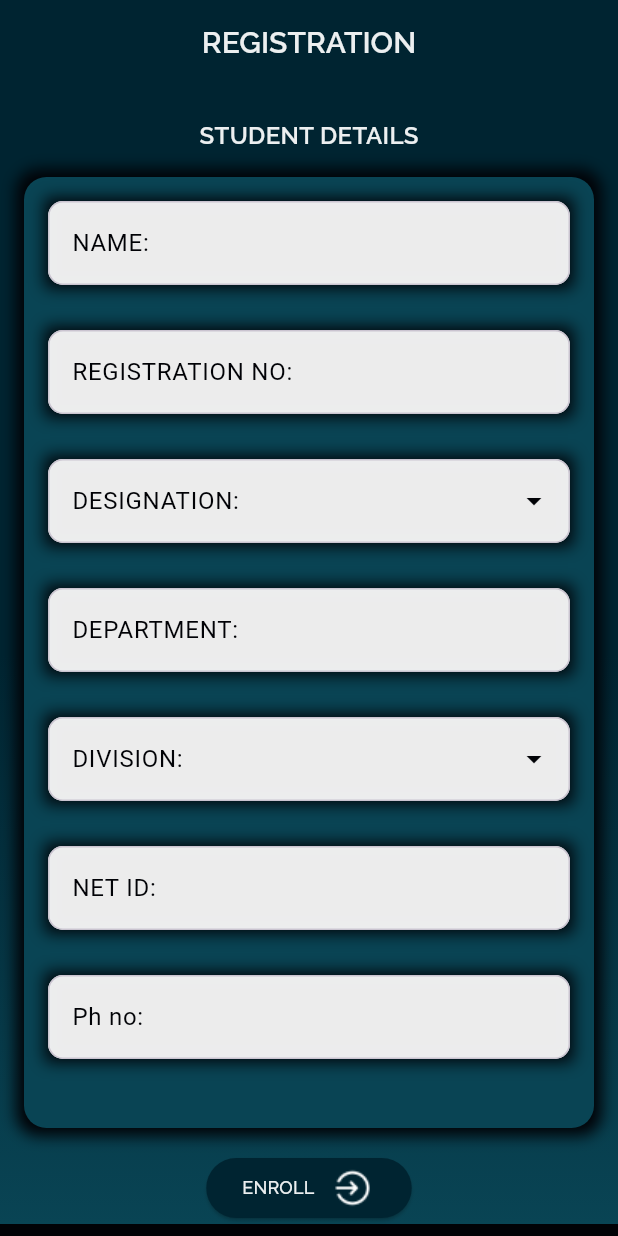
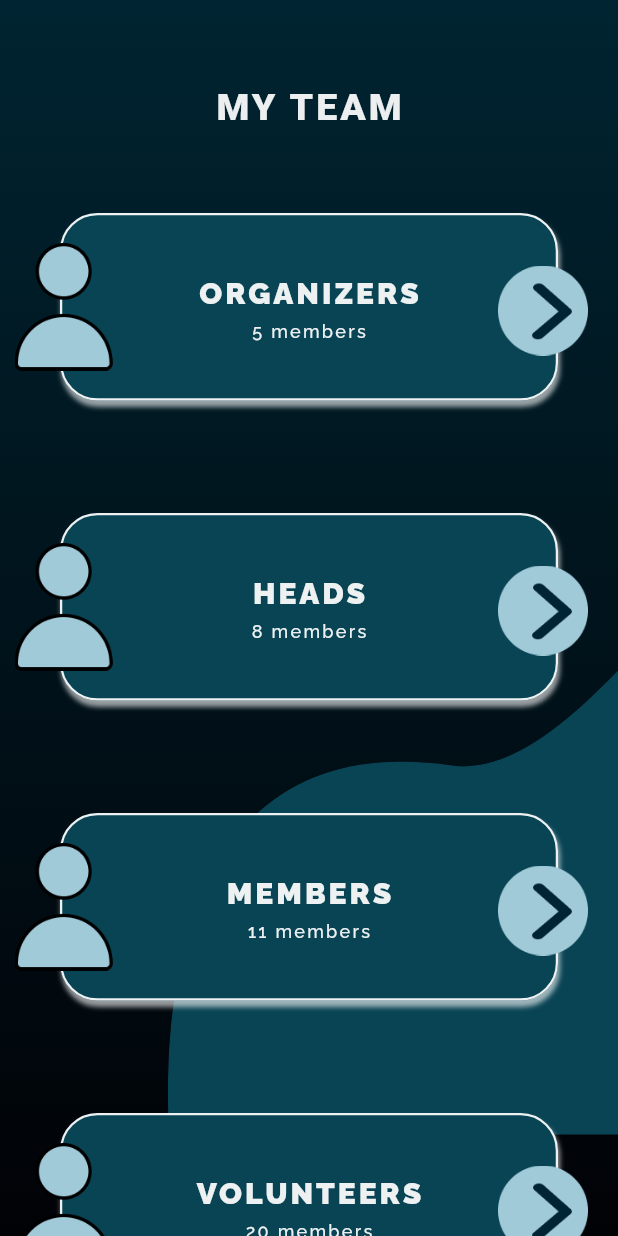
Before and after one commit to team-envision/ManagementApp, a Flutter app: the screen it shows after launch, on a phone screen of 412 x 824 dp. Run offline on Flutter 3.47's test engine with Material 3 defaults, Android fonts, the phone set to English and light mode, and no system bars; our stand-ins replace flutter_svg, get, get_storage, google_fonts.

Commit message:
Team Page changes made

```diff
--- a/lib/app/modules/dashboard/binding/dashboard_binding.dart
+++ b/lib/app/modules/dashboard/binding/dashboard_binding.dart
@@ -1,6 +1,7 @@
 import 'package:get/get.dart';
 
 import '../controller/dasboard_controller.dart';
+import '../controller/dashboard_controller.dart';
 
 
 
--- /dev/null
+++ b/lib/app/modules/teamPage/bindings/team_page_binding.dart
@@ -0,0 +1,12 @@
+import 'package:get/get.dart';
+
+import '../controllers/team_page_controller.dart';
+
+class TeamPageBinding extends Bindings {
+  @override
+  void dependencies() {
+    Get.lazyPut<TeamPageController>(
+          () => TeamPageController(),
+    );
+  }
+}
--- /dev/null
+++ b/lib/app/modules/teamPage/controllers/team_page_controller.dart
@@ -0,0 +1,23 @@
+import 'package:get/get.dart';
+
+class TeamPageController extends GetxController {
+  //TODO: Implement TeamPageController
+
+  final count = 0.obs;
+  @override
+  void onInit() {
+    super.onInit();
+  }
+
+  @override
+  void onReady() {
+    super.onReady();
+  }
+
+  @override
+  void onClose() {
+    super.onClose();
+  }
+
+  void increment() => count.value++;
+}
--- /dev/null
+++ b/lib/app/modules/teamPage/views/team_page_view.dart
@@ -0,0 +1,94 @@
+import 'package:flutter/material.dart';
+import 'package:flutter_svg/flutter_svg.dart';
+import 'package:get/get.dart';
+import 'package:managment_app/Themes/themes.dart';
+import '../../../../components/team_tile.dart';
+import '../controllers/team_page_controller.dart';
+
+class TeamPageView extends GetView<TeamPageController> {
+  const TeamPageView({super.key});
+
+  @override
+  Widget build(BuildContext context) {
+    final theme = Theme.of(context);
+
+    return Scaffold(
+      body: Stack(
+        children: [
+          Container(
+            decoration: BoxDecoration(
+              gradient: LinearGradient(
+                colors: [theme.colorLevel1, theme.colorLevel0],
+                begin: Alignment.topCenter,
+                end: Alignment.bottomCenter,
+              ),
+            ),
+          ),
+          Positioned(
+            bottom: 0,
+            right: 0,
+            child: SvgPicture.asset(
+              'assets/images/Ellipse 3.svg',
+              width: 300,
+              height: 500,
+              color: Get.theme.colorLevel2,
+            ),
+          ),
+          SingleChildScrollView(
+            padding: const EdgeInsets.symmetric(horizontal: 40.0, vertical: 20.0),
+            child: Column(
+              crossAxisAlignment: CrossAxisAlignment.start,
+              children: [
+                const SizedBox(height: 35.0),
+                Center(
+                  child: Text(
+                    'MY TEAM',
+                    style: theme.textTheme.headlineMedium?.copyWith(
+                      color: Get.theme.colorLevel4,
+                      fontSize: 25,
+                      letterSpacing: 2.0,
+                      fontWeight: FontWeight.w900,
+                    ),
+                  ),
+                ),
+                const SizedBox(height: 35),
+                TeamTile(
+                  title: 'ORGANIZERS',
+                  subtitle: '5 members',
+                  onTap: () {
+                    Get.toNamed('/teamDetails', arguments: 'Organizers');
+                  },
+                ),
+                const SizedBox(height: 35),
+                TeamTile(
+                  title: 'HEADS',
+                  subtitle: '8 members',
+                  onTap: () {
+                    Get.toNamed('/teamDetails', arguments: 'Heads');
+                  },
+                ),
+                const SizedBox(height: 35),
+                TeamTile(
+                  title: 'MEMBERS',
+                  subtitle: '11 members',
+                  onTap: () {
+                    Get.toNamed('/teamDetails', arguments: 'Members');
+                  },
+                ),
+                const SizedBox(height: 35),
+                TeamTile(
+                  title: 'VOLUNTEERS',
+                  subtitle: '20 members',
+                  onTap: () {
+                    Get.toNamed('/teamDetails', arguments: 'Volunteers');
+                  },
+                ),
+                const SizedBox(height: 20),
+              ],
+            ),
+          ),
+        ],
+      ),
+    );
+  }
+}
--- a/lib/app/routes/app_pages.dart
+++ b/lib/app/routes/app_pages.dart
@@ -1,5 +1,4 @@
 import 'package:get/get.dart';
-
 
 import '../modules/dashboard/binding/dashboard_binding.dart';
 import '../modules/dashboard/view/dashboard_view.dart';
@@ -9,23 +8,23 @@ import '../modules/login/bindings/login_binding.dart';
 import '../modules/login/views/login_view.dart';
 import '../modules/login/views/login_view.dart';
 import '../modules/markAttendanceView/bindings/mark_attendance_view_binding.dart';
-
+import '../modules/markAttendanceView/views/mark_attendance_view.dart';
 import '../modules/meetings/bindings/meetings_binding.dart';
 import '../modules/meetings/views/meetings_view.dart';
 import '../modules/profileEdit/bindings/profile_edit_binding.dart';
 import '../modules/profileEdit/views/profile_edit_view.dart';
 import '../modules/registration/bindings/registration_binding.dart';
 import '../modules/registration/views/registration_view.dart';
-import '../modules/markAttendanceView/views/mark_attendance_view.dart';
-
 import '../modules/teamAttendance/bindings/team_attendance_binding.dart';
 import '../modules/teamAttendance/views/team_attendance_view.dart';
+import '../modules/teamPage/bindings/team_page_binding.dart';
+import '../modules/teamPage/views/team_page_view.dart';
 
 part 'app_routes.dart';
 
 class AppPages {
   AppPages._();
-  static const INITIAL = Routes.REGISTRATION;
+  static const INITIAL = Routes.TEAM_PAGE;
 
   static final routes = [
     GetPage(
@@ -68,5 +67,10 @@ class AppPages {
       page: () => const RegistrationView(),
       binding: RegistrationBinding(),
     ),
+    GetPage(
+      name: _Paths.TEAM_PAGE,
+      page: () => const TeamPageView(),
+      binding: TeamPageBinding(),
+    ),
   ];
 }
--- a/lib/app/routes/app_routes.dart
+++ b/lib/app/routes/app_routes.dart
@@ -11,7 +11,7 @@ abstract class Routes {
   static const REGISTRATION = _Paths.REGISTRATION;
   static const DASHBOARD = _Paths.DASHBOARD;
   static const MARKATTENDANCEVIEW = _Paths.MARKATTENDANCEVIEW;
-
+  static const TEAM_PAGE = _Paths.TEAM_PAGE;
 }
 
 abstract class _Paths {
@@ -26,5 +26,5 @@ abstract class _Paths {
   static const REGISTRATION = '/registration';
   static const DASHBOARD = '/dashBoard-view';
   static const MARKATTENDANCEVIEW = '/markAttendance-view';
-
+  static const TEAM_PAGE = '/team-page';
 }
--- /dev/null
+++ b/lib/components/team_tile.dart
@@ -0,0 +1,98 @@
+import 'package:flutter/material.dart' show Border, BorderRadius, BoxDecoration, BoxShadow, BuildContext, Center, Clip, Column, Container, CrossAxisAlignment, EdgeInsets, FontWeight, Image, InkWell, MainAxisAlignment, Offset, Padding, Positioned, Stack, StatelessWidget, Text, VoidCallback, Widget;
+import 'package:get/get.dart';
+import 'package:managment_app/Themes/themes.dart';
+
+
+class TeamTile extends StatelessWidget {
+  final String title;
+  final String subtitle;
+  final VoidCallback onTap;
+
+  const TeamTile({
+    super.key,
+    required this.title,
+    required this.subtitle,
+    required this.onTap,
+  });
+
+  @override
+  Widget build(BuildContext context) {
+    return Padding(
+      padding: const EdgeInsets.symmetric(vertical: 20.0),
+      child: Stack(
+        clipBehavior: Clip.none,
+        children: [
+          Container(
+            clipBehavior: Clip.none,
+            decoration: BoxDecoration(
+              color: Get.theme.colorLevel2,
+              borderRadius: BorderRadius.circular(25),
+              border: Border.all(color: Get.theme.colorLevel4, width: 1.5),
+              boxShadow: [
+                BoxShadow(
+                  color: Get.theme.colorLevel4.withOpacity(0.6),
+                  spreadRadius: 0.2,
+                  blurRadius: 2,
+                  offset: const Offset(1, 4),
+                ),
+              ],
+            ),
+            child: InkWell(
+              onTap: onTap,
+              child: Padding(
+                padding: const EdgeInsets.symmetric(vertical: 35.0, horizontal: 40.0),
+                child: Center(
+                  child: Column(
+                    mainAxisAlignment: MainAxisAlignment.center,
+                    crossAxisAlignment: CrossAxisAlignment.center,
+                    children: [
+                      Padding(
+                        padding: const EdgeInsets.all(7),
+                        child: Text(
+                          title,
+                          style: Get.theme.kSubTitleTextStyle.copyWith(
+                            color: Get.theme.colorLevel4,
+                            fontWeight: FontWeight.w900,
+                            fontSize: 20.0,
+                            letterSpacing: 2.0,
+                          ),
+                        ),
+                      ),
+                      Text(
+                        subtitle,
+                        style: Get.theme.kBodyTextStyle.copyWith(
+                          color: Get.theme.colorLevel4,
+                          fontSize: 12,
+                          letterSpacing: 1.5,
+                        ),
+                      ),
+                    ],
+                  ),
+                ),
+              ),
+            ),
+          ),
+          Positioned(
+            left: -40,
+            top: 20,
+            child: Image.asset(
+              'assets/icons/person_Icon.png',
+              width: 85,
+              height: 85,
+            ),
+          ),
+
+          Positioned(
+            right: -20,
+            top: 35,
+            child: Image.asset(
+              'assets/icons/arrowIcon.png',
+              width: 60,
+              height: 60,
+            ),
+          ),
+        ],
+      ),
+    );
+  }
+}
--- a/lib/main.dart
+++ b/lib/main.dart
@@ -1,4 +1,3 @@
-
 import 'package:flutter/material.dart';
 
 import 'package:get/get.dart';
```
Also changed, not shown: assets/icons/arrowIcon.png (added), assets/icons/person_Icon.png (added), assets/images/Ellipse 3.svg (added), 4 other files.
